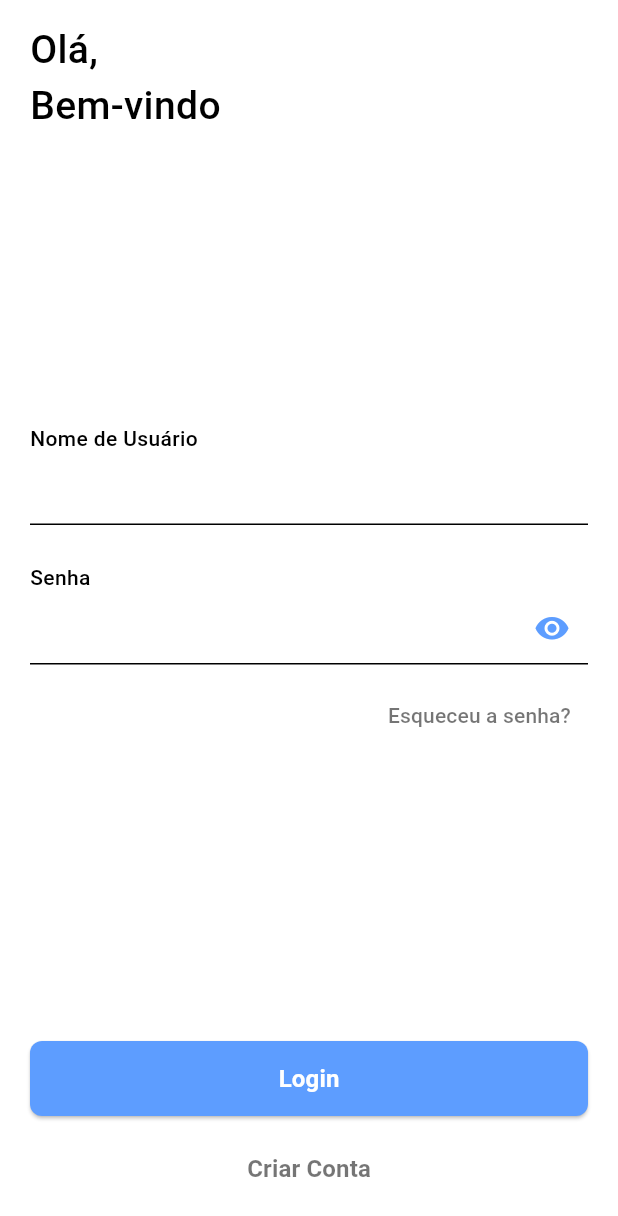
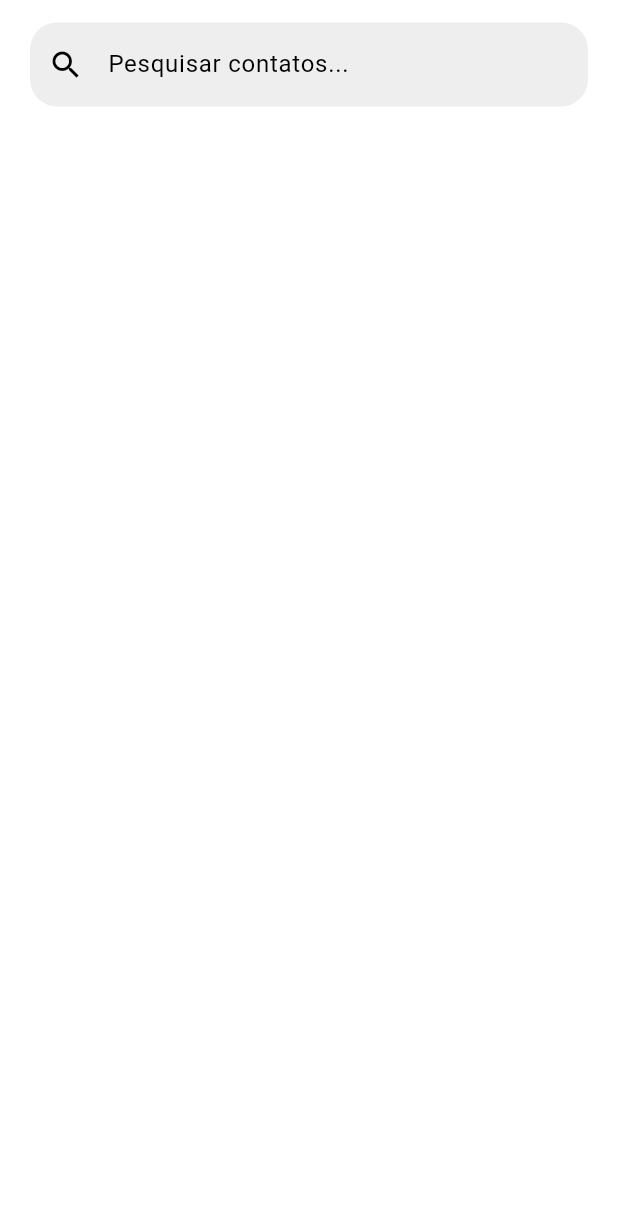
Before and after one commit to LucassCorrea/contact-list, a Flutter app: the screen it shows after launch, after a tap on "Login", on a phone screen of 412 x 824 dp. Shown: the top 1216 px of the screen. Run offline on Flutter 3.47's test engine with Material 3 defaults, Android fonts, the phone set to English and light mode, and no system bars; our stand-ins replace dio, flutter_dotenv.

Commit message:
adicionando rotas e arquivo de tela inicio

```diff
--- a/lib/core/routes/routes.dart
+++ b/lib/core/routes/routes.dart
@@ -2,4 +2,5 @@ class Routes {
   static const login = "/";
   static const register = "/register";
   static const forgot = "/forgot_password";
+  static const home = "/home";
 }
--- a/lib/main.dart
+++ b/lib/main.dart
@@ -1,6 +1,7 @@
 import 'package:contact_list/core/theme/theme.dart';
 import 'package:contact_list/core/routes/routes.dart';
 import 'package:contact_list/ui/pages/forgot_page.dart';
+import 'package:contact_list/ui/pages/home_page.dart';
 import 'package:contact_list/ui/pages/login_page.dart';
 import 'package:contact_list/ui/pages/register_page.dart';
 import 'package:flutter/material.dart';
@@ -25,6 +26,7 @@ class MainApp extends StatelessWidget {
         Routes.login: (context) => const LoginPage(),
         Routes.register: (context) => const RegisterPage(),
         Routes.forgot: (context) => const ForgotPage(),
+        Routes.home: (context) => const HomePage(),
       },
     );
   }
--- /dev/null
+++ b/lib/ui/pages/home_page.dart
@@ -0,0 +1,43 @@
+import 'package:contact_list/ui/widgets/custom_column_widget.dart';
+import 'package:flutter/material.dart';
+
+class HomePage extends StatefulWidget {
+  const HomePage({super.key});
+
+  @override
+  State<HomePage> createState() => _HomePageState();
+}
+
+class _HomePageState extends State<HomePage> {
+  @override
+  Widget build(BuildContext context) {
+    return Scaffold(
+      body: SafeArea(
+        child: CustomColumn(
+          children: [
+            TextField(
+              decoration: InputDecoration(
+                hintText: "Pesquisar contatos...",
+                filled: true,
+                fillColor: Colors.grey.shade200,
+                contentPadding: const EdgeInsets.symmetric(
+                  vertical: 16,
+                  horizontal: 14,
+                ),
+                prefixIcon: const Icon(Icons.search_outlined),
+                enabledBorder: OutlineInputBorder(
+                  borderRadius: BorderRadius.circular(18),
+                  borderSide: BorderSide.none,
+                ),
+                focusedBorder: OutlineInputBorder(
+                  borderRadius: BorderRadius.circular(18),
+                  borderSide: BorderSide.none,
+                ),
+              ),
+            ),
+          ],
+        ),
+      ),
+    );
+  }
+}
--- a/lib/ui/pages/login_page.dart
+++ b/lib/ui/pages/login_page.dart
@@ -79,7 +79,9 @@ class _LoginPageState extends State<LoginPage> {
                     ),
                   ),
                   ElevatedButton(
-                    onPressed: () {},
+                    onPressed: () {
+                      Navigator.pushNamed(context, Routes.home);
+                    },
                     child: const Text("Login"),
                   ),
                   const SizedBox(height: 10),
```
Also changed, not shown: lib/ui/widgets/page_widget.dart (+8 -12 lines).
